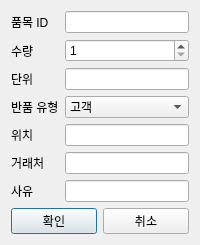
Above: src/ui/dialogs/return_dialog.ui from Hyunseung-Nam/Micro_ERP before the change. Below: the same form after it.
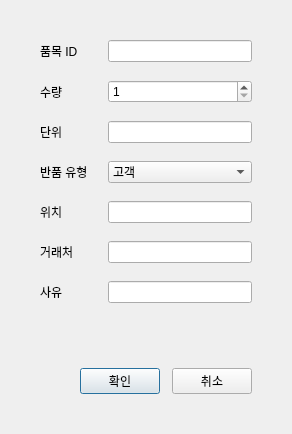
That is the form after the change.

```diff
--- a/src/ui/dialogs/return_dialog.ui
+++ b/src/ui/dialogs/return_dialog.ui
@@ -6,8 +6,29 @@
    <string>반품</string>
   </property>
   <layout class="QVBoxLayout" name="verticalLayout">
+   <property name="spacing">
+    <number>25</number>
+   </property>
+   <property name="leftMargin">
+    <number>40</number>
+   </property>
+   <property name="topMargin">
+    <number>40</number>
+   </property>
+   <property name="rightMargin">
+    <number>40</number>
+   </property>
+   <property name="bottomMargin">
+    <number>40</number>
+   </property>
    <item>
     <layout class="QFormLayout" name="formLayout">
+     <property name="verticalSpacing">
+      <number>18</number>
+     </property>
+     <property name="horizontalSpacing">
+      <number>20</number>
+     </property>
      <item row="0" column="0">
       <widget class="QLabel" name="itemIdLabel">
        <property name="text">
@@ -98,8 +119,37 @@
      </item>
     </layout>
    </item>
+   <item>
+    <spacer name="verticalSpacer">
+     <property name="orientation">
+      <enum>Qt::Vertical</enum>
+     </property>
+     <property name="sizeHint" stdset="0">
+      <size>
+       <width>20</width>
+       <height>40</height>
+      </size>
+     </property>
+    </spacer>
+   </item>
    <item>
     <layout class="QHBoxLayout" name="buttonLayout">
+     <property name="spacing">
+      <number>12</number>
+     </property>
+     <item>
+      <spacer name="buttonSpacer">
+       <property name="orientation">
+        <enum>Qt::Horizontal</enum>
+       </property>
+       <property name="sizeHint" stdset="0">
+        <size>
+         <width>40</width>
+         <height>20</height>
+        </size>
+       </property>
+      </spacer>
+     </item>
      <item>
       <widget class="QPushButton" name="confirmButton">
        <property name="text">
```
Left out of the diff: 2 changed lines with no effect on the pictures.
